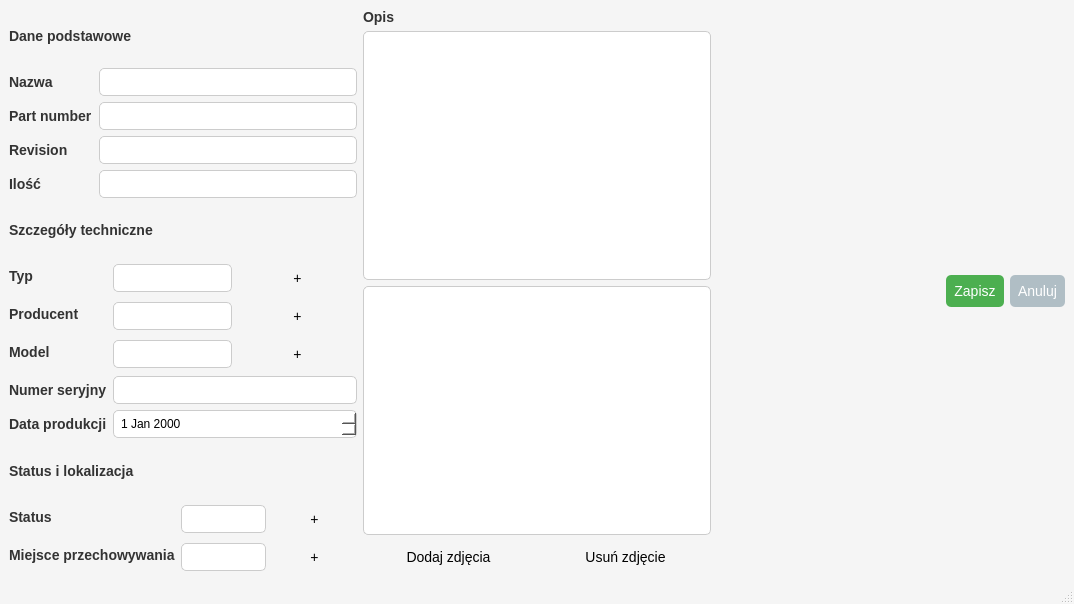
Above: mainwindow.ui from arekbr/Inwentaryzacja before the change. Below: the same form after it.
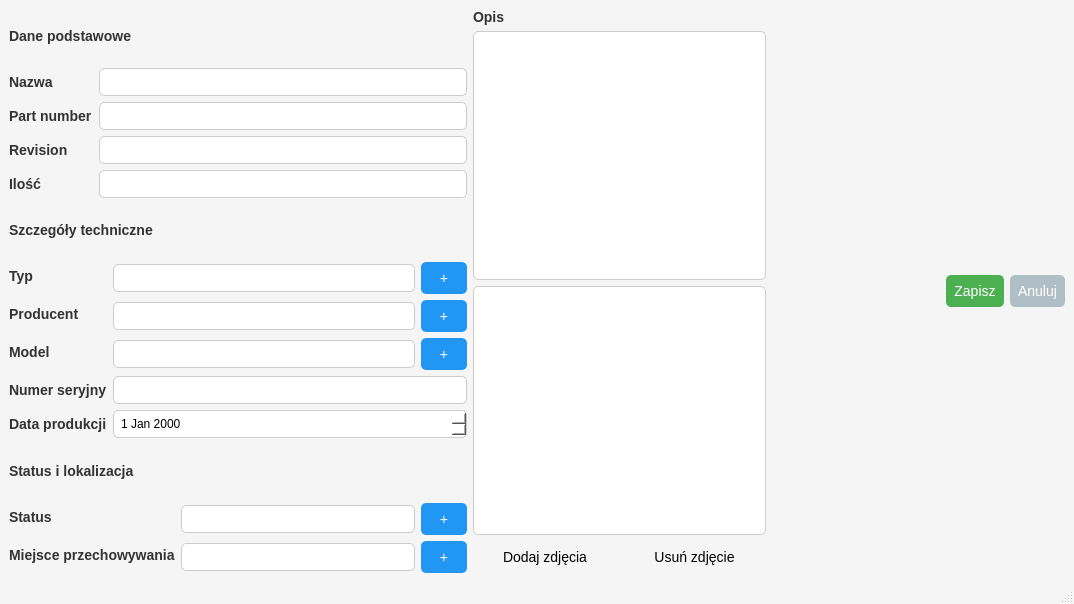
That is the form after the change.

Commit message: dodane layout do mainwindow.ui

```diff
--- a/mainwindow.ui
+++ b/mainwindow.ui
@@ -30,6 +30,7 @@
     padding: 5px;
     background-color: #FFFFFF;
     color: #000000; /* Upewniamy się, że tekst jest czarny */
+    min-width: 200px; /* Dodana minimalna szerokość dla spójności */
 }
 
 QComboBox QAbstractItemView {
@@ -63,6 +64,17 @@
     color: white;
 }
 
+QPushButton#New_item_addType,
+QPushButton#New_item_addVendor,
+QPushButton#New_item_addModel,
+QPushButton#New_item_addStatus,
+QPushButton#New_item_addStoragePlace {
+    background-color: #2196F3; /* Niebieski dla przycisków "+" */
+    color: white;
+    min-width: 30px;
+    max-width: 30px;
+}
+
 QPushButton:hover {
     opacity: 0.8;
 }
```
The commit also changes 1 other file.
